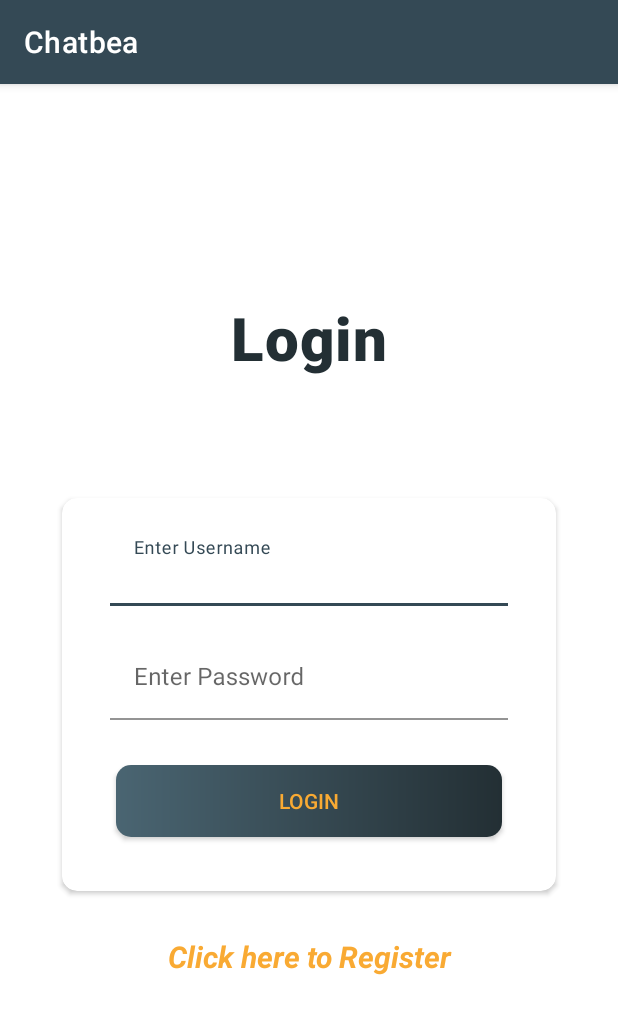
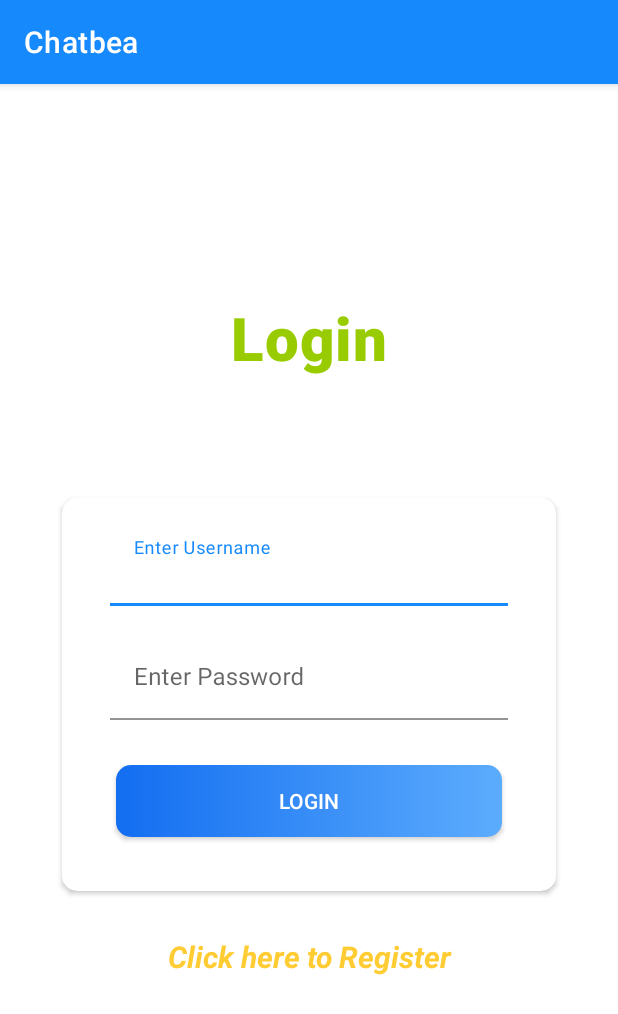
Before and after one commit to soumyajaincarmel/Firebase-Chat-Application_Chatbea, an Android app: the screen it shows after launch (Login), on a phone screen of 412 x 824 dp. Shown: the top 1014 px of the screen. Run offline under Robolectric (Android 15) with nearby library versions, the phone set to English and light mode, and no system bars; our stand-ins replace Volley.

Commit message:
UI is now updated, Theme is finalized and updated, Explicit Intents Bug Resolved.

```diff
--- a/app/src/main/java/com/example/firebasechatapplication/Login.java
+++ b/app/src/main/java/com/example/firebasechatapplication/Login.java
@@ -63,6 +63,7 @@ public class Login extends AppCompatActivity {
                                 UserDetails.username = strUsername;
                                 UserDetails.password = strPassword;
                                 startActivity(new Intent(Login.this, Users.class));
+                                finish();
                             } else {
                                 Toast.makeText(Login.this, "incorrect password", Toast.LENGTH_LONG).show();
                             }
--- a/app/src/main/java/com/example/firebasechatapplication/Register.java
+++ b/app/src/main/java/com/example/firebasechatapplication/Register.java
@@ -67,6 +67,7 @@ public class Register extends AppCompatActivity {
                         reference.child(strUsername).child("password").setValue(strPassword);
                         Toast.makeText(Register.this, "Registration Successful", Toast.LENGTH_LONG).show();
                         startActivity(new Intent(Register.this, Login.class));
+                        finish();
                     } else {
                         try {
                             JSONObject obj = new JSONObject(s);
@@ -75,9 +76,11 @@ public class Register extends AppCompatActivity {
                                 reference.child(strUsername).child("password").setValue(strPassword);
                                 Toast.makeText(Register.this, "Registration Successful", Toast.LENGTH_LONG).show();
                                 startActivity(new Intent(Register.this, Login.class));
+                                finish();
                             } else {
                                 Toast.makeText(Register.this, "Username already exists, Login!", Toast.LENGTH_LONG).show();
                                 startActivity(new Intent(Register.this, Login.class));
+                                finish();
                             }
 
                         } catch (JSONException e) {
--- a/app/src/main/res/drawable/button_gradient_background.xml
+++ b/app/src/main/res/drawable/button_gradient_background.xml
@@ -4,8 +4,8 @@
 
     <gradient
         android:angle="360"
-        android:endColor="@color/primaryDarkColor"
-        android:startColor="@color/primaryLightColor"
+        android:endColor="@color/primaryLightColor"
+        android:startColor="@color/primaryDarkColor"
         android:type="linear">
 
     </gradient>
--- a/app/src/main/res/layout/activity_login.xml
+++ b/app/src/main/res/layout/activity_login.xml
@@ -20,7 +20,7 @@
         android:text="@string/login"
         android:textStyle="bold"
         android:textAppearance="?attr/textAppearanceHeadline6"
-        android:textColor="@color/primaryDarkColor"
+        android:textColor="@android:color/holo_green_light"
         android:textSize="40sp" />
 
     <androidx.cardview.widget.CardView
@@ -88,7 +88,7 @@
             android:layout_marginEnd="20dp"
             android:layout_marginTop="30dp"
             android:padding="8dp"
-            android:textColor="@color/secondaryColor" />
+            android:textColor="@color/primaryTextColor" />
 
         </LinearLayout>
 
--- a/app/src/main/res/layout/activity_register.xml
+++ b/app/src/main/res/layout/activity_register.xml
@@ -16,7 +16,7 @@
         android:layout_width="match_parent"
         android:layout_height="wrap_content"
         android:layout_marginBottom="20dp"
-        android:textColor="@color/primaryDarkColor"
+        android:textColor="@android:color/holo_green_dark"
         android:textStyle="bold"
         android:textAppearance="?attr/textAppearanceHeadline6"
         android:gravity="center"
@@ -79,7 +79,7 @@
                 android:layout_width="match_parent"
                 android:layout_height="wrap_content"
                 android:background="@drawable/button_gradient_background2"
-                android:textColor="@color/primaryColor"
+                android:textColor="@color/secondaryTextColor"
                 android:layout_marginStart="20dp"
                 android:layout_marginEnd="20dp"
                 android:layout_marginTop="30dp"
--- a/app/src/main/res/values/colors.xml
+++ b/app/src/main/res/values/colors.xml
@@ -1,11 +1,11 @@
 <?xml version="1.0" encoding="utf-8"?>
 <resources>
-    <color name="primaryColor">#344955</color>
-    <color name="primaryLightColor">#4a6572</color>
-    <color name="primaryDarkColor">#232f34</color>
-    <color name="secondaryColor">#f9aa33</color>
-    <color name="secondaryLightColor">#ffdc65</color>
-    <color name="secondaryDarkColor">#c17b00</color>
+    <color name="primaryColor">#1689fc</color>
+    <color name="primaryLightColor">#5cacfd</color>
+    <color name="primaryDarkColor">#136ef1</color>
+    <color name="secondaryColor">#ffcc33</color>
+    <color name="secondaryLightColor">#ffdb70</color>
+    <color name="secondaryDarkColor">#fea832</color>
     <color name="primaryTextColor">#ffffff</color>
     <color name="secondaryTextColor">#000000</color>
 </resources>
```
